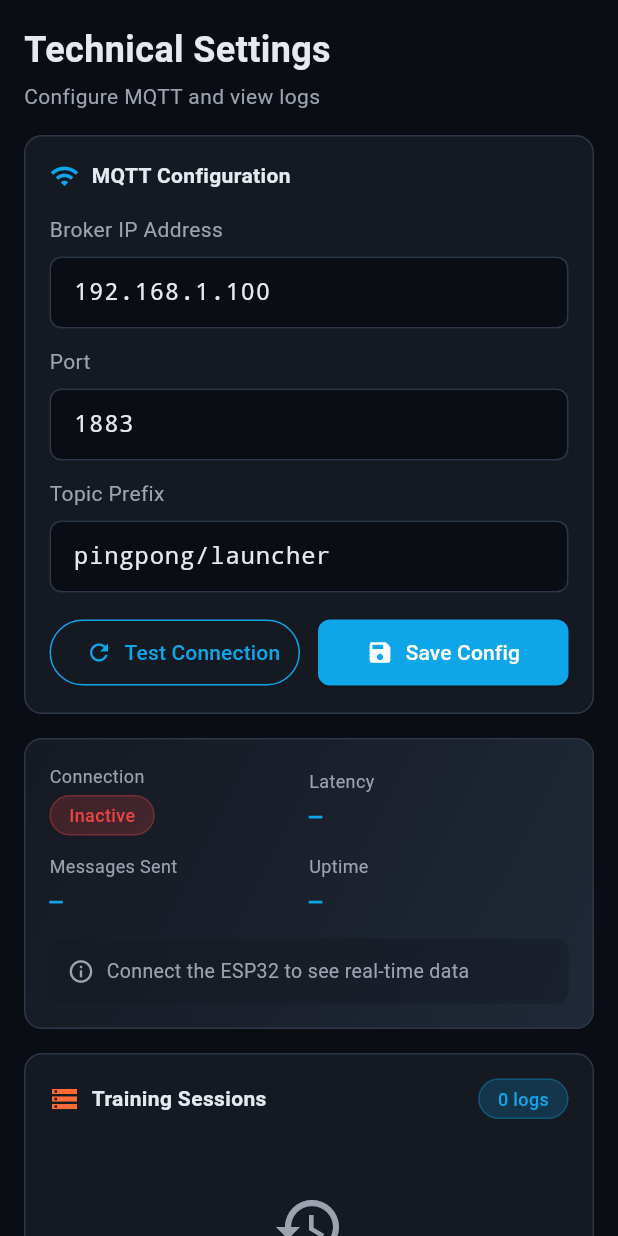
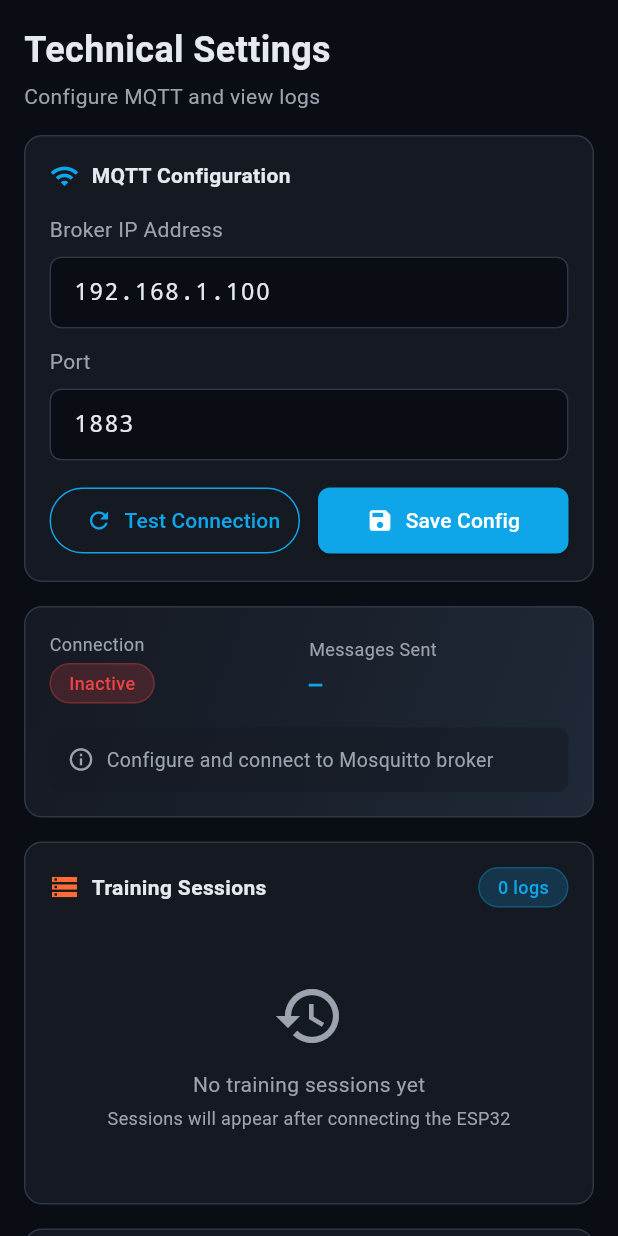
Before and after one commit to BenjaminQRojas/proyecto_pingpong, a Flutter app: the TechnicalSettingsScreen screen opened directly, on a phone screen of 412 x 824 dp. Run offline on Flutter 3.47's test engine with Material 3 defaults, Android fonts, the phone set to English and light mode, and no system bars; missing offline and left inert: mqtt_client, postgres.

Commit message:
feat: refactor MQTT service integration and improve connection handling in dashboard and technical settings screens

```diff
--- a/lib/features/control/screens/technical_settings_screen.dart
+++ b/lib/features/control/screens/technical_settings_screen.dart
@@ -1,6 +1,8 @@
 import 'package:flutter/material.dart';
+import 'package:provider/provider.dart';
 import '../../../core/theme/app_theme.dart';
 import '../../../core/widgets/widgets.dart';
+import '../../../services/mqtt_service.dart';
 
 class TrainingSession {
   final String id;
@@ -27,24 +29,61 @@ class TechnicalSettingsScreen extends StatefulWidget {
 }
 
 class _TechnicalSettingsScreenState extends State<TechnicalSettingsScreen> {
-  String _brokerIp = '192.168.1.100';
-  String _port = '1883';
-  String _topicPrefix = 'pingpong/launcher';
+  late TextEditingController _brokerController;
+  late TextEditingController _portController;
   bool _saved = false;
-  bool _connectionTested = false;
-  bool _isConnected = false;
+  bool _isTesting = false;
 
   List<TrainingSession> _sessions = [];
 
+  @override
+  void initState() {
+    super.initState();
+    final mqtt = context.read<MqttService>();
+    _brokerController = TextEditingController(text: mqtt.brokerIp);
+    _portController = TextEditingController(text: mqtt.port.toString());
+  }
+
+  @override
+  void dispose() {
+    _brokerController.dispose();
+    _portController.dispose();
+    super.dispose();
+  }
+
   void _handleSave() {
+    final mqtt = context.read<MqttService>();
+    mqtt.configure(
+      brokerIp: _brokerController.text,
+      port: int.tryParse(_portController.text) ?? 1883,
+    );
     setState(() => _saved = true);
     Future.delayed(const Duration(seconds: 2), () {
       if (mounted) setState(() => _saved = false);
     });
   }
 
-  void _handleTestConnection() async {
-    setState(() => _connectionTested = true);
+  Future<void> _handleTestConnection() async {
+    setState(() => _isTesting = true);
+    final mqtt = context.read<MqttService>();
+    mqtt.configure(
+      brokerIp: _brokerController.text,
+      port: int.tryParse(_portController.text) ?? 1883,
+    );
+    final success = await mqtt.connect();
+    if (mounted) {
+      setState(() => _isTesting = false);
+      ScaffoldMessenger.of(context).showSnackBar(
+        SnackBar(
+          content: Text(
+            success
+                ? 'Connected successfully!'
+                : 'Connection failed: ${mqtt.lastError}',
+          ),
+          backgroundColor: success ? AppTheme.success : AppTheme.error,
+        ),
+      );
+    }
   }
 
   String _formatDate(String dateStr) {
@@ -132,35 +171,18 @@ class _TechnicalSettingsScreenState extends State<TechnicalSettingsScreen> {
             ],
           ),
           const SizedBox(height: 16),
-          _buildTextField(
-            'Broker IP Address',
-            _brokerIp,
-            (v) => setState(() => _brokerIp = v),
-            hint: '192.168.1.100',
-          ),
+          _buildBrokerField(),
           const SizedBox(height: 12),
-          _buildTextField(
-            'Port',
-            _port,
-            (v) => setState(() => _port = v),
-            hint: '1883',
-          ),
-          const SizedBox(height: 12),
-          _buildTextField(
-            'Topic Prefix',
-            _topicPrefix,
-            (v) => setState(() => _topicPrefix = v),
-            hint: 'pingpong/launcher',
-          ),
+          _buildPortField(),
           const SizedBox(height: 16),
           Row(
             children: [
               Expanded(
                 child: AppButton(
-                  text: 'Test Connection',
+                  text: _isTesting ? 'Testing...' : 'Test Connection',
                   icon: Icons.refresh,
                   outlined: true,
-                  onPressed: _handleTestConnection,
+                  onPressed: _isTesting ? null : _handleTestConnection,
                 ),
               ),
               const SizedBox(width: 12),
@@ -178,31 +200,52 @@ class _TechnicalSettingsScreenState extends State<TechnicalSettingsScreen> {
     );
   }
 
-  Widget _buildTextField(
-    String label,
-    String value,
-    ValueChanged<String> onChanged, {
-    String? hint,
-  }) {
+  Widget _buildBrokerField() {
     return Column(
       crossAxisAlignment: CrossAxisAlignment.start,
       children: [
-        Text(label, style: const TextStyle(color: AppTheme.textSecondary)),
+        Text(
+          'Broker IP Address',
+          style: const TextStyle(color: AppTheme.textSecondary),
+        ),
         const SizedBox(height: 8),
         TextFormField(
-          initialValue: value,
-          onChanged: onChanged,
+          controller: _brokerController,
           style: const TextStyle(
             color: AppTheme.textPrimary,
             fontFamily: 'monospace',
           ),
-          decoration: InputDecoration(hintText: hint, isDense: true),
+          decoration: const InputDecoration(
+            hintText: '192.168.1.100',
+            isDense: true,
+          ),
+        ),
+      ],
+    );
+  }
+
+  Widget _buildPortField() {
+    return Column(
+      crossAxisAlignment: CrossAxisAlignment.start,
+      children: [
+        Text('Port', style: const TextStyle(color: AppTheme.textSecondary)),
+        const SizedBox(height: 8),
+        TextFormField(
+          controller: _portController,
+          keyboardType: TextInputType.number,
+          style: const TextStyle(
+            color: AppTheme.textPrimary,
+            fontFamily: 'monospace',
+          ),
+          decoration: const InputDecoration(hintText: '1883', isDense: true),
         ),
       ],
     );
   }
 
   Widget _buildConnectionInfo() {
+    return Consumer<MqttService>(
+      builder: (context, mqtt, _) {
         return AppCard(
           gradient: true,
           child: Column(
@@ -212,26 +255,15 @@ class _TechnicalSettingsScreenState extends State<TechnicalSettingsScreen> {
                   Expanded(
                     child: _buildInfoItem(
                       'Connection',
-                  _isConnected ? 'Active' : 'Inactive',
+                      mqtt.isConnected ? 'Active' : 'Inactive',
                       isBadge: true,
                     ),
                   ),
                   Expanded(
-                child: _buildInfoItem('Latency', _isConnected ? '—' : '—'),
-              ),
-            ],
-          ),
-          const SizedBox(height: 12),
-          Row(
-            children: [
-              Expanded(
                     child: _buildInfoItem(
                       'Messages Sent',
-                  _isConnected ? '—' : '—',
+                      mqtt.isConnected ? '${mqtt.messagesSent}' : '—',
                     ),
-              ),
-              Expanded(
-                child: _buildInfoItem('Uptime', _isConnected ? '—' : '—'),
                   ),
                 ],
               ),
@@ -252,7 +284,9 @@ class _TechnicalSettingsScreenState extends State<TechnicalSettingsScreen> {
                     const SizedBox(width: 8),
                     Expanded(
                       child: Text(
-                    'Connect the ESP32 to see real-time data',
+                        mqtt.isConnected
+                            ? 'Connected to ${mqtt.brokerIp}:${mqtt.port}'
+                            : 'Configure and connect to Mosquitto broker',
                         style: TextStyle(
                           color: AppTheme.textSecondary,
                           fontSize: 13,
@@ -264,6 +298,8 @@ class _TechnicalSettingsScreenState extends State<TechnicalSettingsScreen> {
               ),
             ],
           ),
+        );
+      },
     );
   }
 
```
Also changed, not shown: lib/features/control/screens/dashboard_screen.dart (+42 -19 lines), lib/main.dart (+10 -5 lines), lib/services/mqtt_service.dart (+102 -20 lines). Lines whose indentation alone changed are shown as unchanged.
